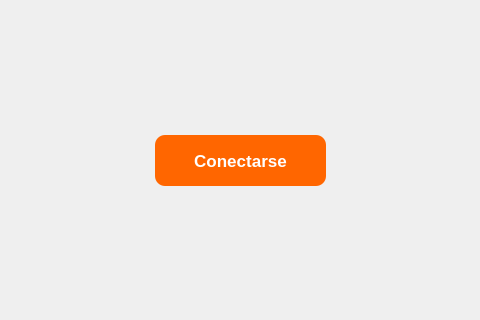
Qt form editor/loby/mainwindow.ui (vcalomi/need-for-speed-2025c2-g9) before a commit; both pictures show x 365 to 845 and y 255 to 575 of the 1241 by 734 pixel window.
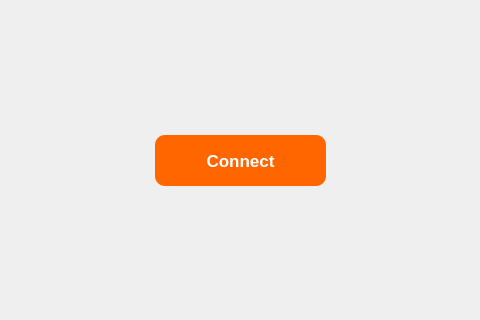
The same form after that commit.

Commit message: cambio nombre del botón

Patch:
```diff
--- a/editor/loby/mainwindow.ui
+++ b/editor/loby/mainwindow.ui
@@ -64,7 +64,7 @@
 </string>
     </property>
     <property name="text">
-     <string>Conectarse</string>
+     <string>Connect</string>
     </property>
    </widget>
   </widget>
```
